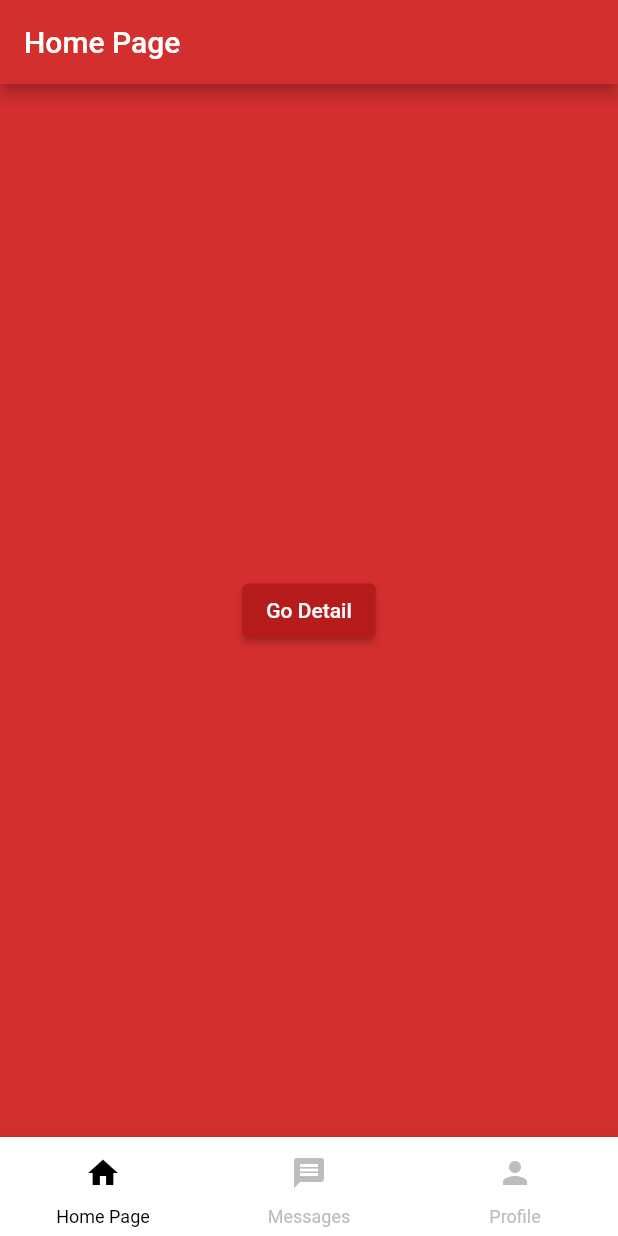
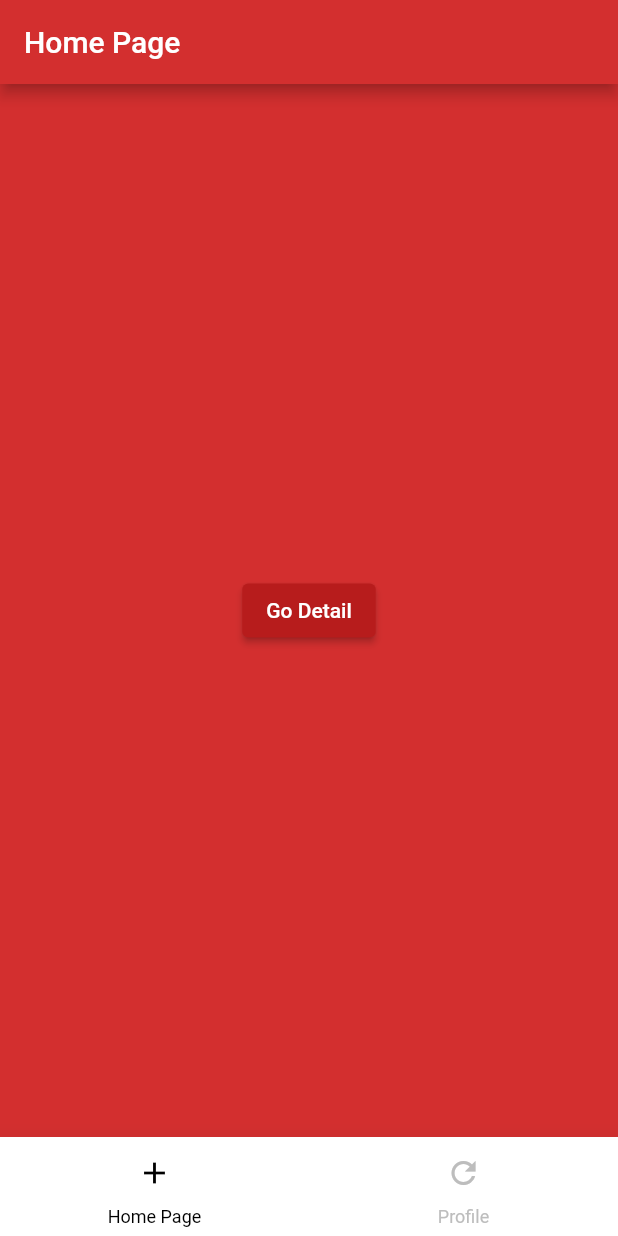
Before and after one commit to yusufnadar/instagram_bottom_nav_bar, a Flutter app: the screen it shows after launch, on a phone screen of 412 x 824 dp. Run offline on Flutter 3.47's test engine with Material 2 defaults, Android fonts, the phone set to English and light mode, and no system bars.

Commit message:
new features

```diff
--- a/example/lib/main.dart
+++ b/example/lib/main.dart
@@ -1,8 +1,8 @@
 import 'package:flutter/material.dart';
 import 'package:instagram_bottom_nav_bar/instagram_tab_view.dart';
+import 'package:instagram_bottom_nav_bar/widget/instagram_tab_item.dart';
 import 'pages/home_page.dart';
 import 'pages/messages.dart';
-import 'pages/profile.dart';
 
 main() {
   runApp(const MyApp());
@@ -16,33 +16,17 @@ class MyApp extends StatelessWidget {
     return MaterialApp(
       debugShowCheckedModeBanner: false,
       home: InstagramTabView(
-        bottomBarLabels: [
-          'Home Page',
-          'Messages',
-          'Profile',
-        ],
-        bottomBarIcons: [
-          Icon(Icons.home),
-          Icon(Icons.message),
-          Icon(Icons.person),
-        ],
         selectedItemColor: Colors.black,
         unselectedItemColor: Colors.grey.shade400,
-        backgroundColor: Colors.white,
-        // Default is Colors.white
-        elevation: 12,
-        // Default elevation is 12,
-        showSelectedLabels: true,
-        // Default showSelectedLabels is true,
-        showUnselectedLabels: true,
-        // Default showUnselectedLabels is true
-        iconSize: 24,
-        // Default iconSize is 24,
+        backgroundColor: Colors.white, // Default is Colors.white
+        elevation: 12, // Default elevation is 12,
+        showSelectedLabels: true, // Default showSelectedLabels is true,
+        showUnselectedLabels: true, // Default showUnselectedLabels is true
+        iconSize: 24, // Default iconSize is 24,
         bottomNavigationBarType: BottomNavigationBarType.fixed,
-        pages: [
-          HomePage(),
-          Messages(),
-          Profile(),
+        items: [
+          InstagramTabItem(label: 'Home Page', page: HomePage(), icon: Icon(Icons.add)),
+          InstagramTabItem(label: 'Profile', page: Messages(), icon: Icon(Icons.refresh)),
         ],
       ),
     );
--- a/lib/const/bottom_nav_bar_const.dart
+++ b/lib/const/bottom_nav_bar_const.dart
@@ -5,10 +5,6 @@ class TabConsts {
 
   static List<int> pageList = [0];
 
-  static const List<String> bottomBarLabels = [];
-
-  static const List<IconData> bottomBarIcons = [];
-
   static List<GlobalKey<NavigatorState>> navigatorKeys =
       <GlobalKey<NavigatorState>>[];
 
--- a/lib/instagram_tab_view.dart
+++ b/lib/instagram_tab_view.dart
@@ -2,6 +2,7 @@ library instagram_bottom_nav_bar;
 
 import 'package:flutter/material.dart';
 import 'package:flutter/services.dart';
+import 'widget/instagram_tab_item.dart';
 import 'widget/proste_indexed_stack.dart';
 
 part 'view/bottom_nav_bar_view.dart';
--- a/lib/view/bottom_nav_bar_view.dart
+++ b/lib/view/bottom_nav_bar_view.dart
@@ -9,14 +9,11 @@ class InstagramTabView extends StatefulWidget {
   final Color? selectedItemColor;
   final Color? unselectedItemColor;
   final double? unselectedFontSize;
-  final List<String> bottomBarLabels;
-  final List<Widget> bottomBarIcons;
   final EdgeInsets? bottomNavigationBarItemPadding;
   final double? height;
   final Function(int)? onTap;
   final Color? backgroundColor;
   final double? iconSize;
-  final List<Widget> pages;
   final IconThemeData? selectedIconTheme;
   final bool? showSelectedLabels;
   final bool? showUnselectedLabels;
@@ -24,6 +21,7 @@ class InstagramTabView extends StatefulWidget {
   final BottomNavigationBarLandscapeLayout? bottomNavigationBarLandscapeLayout;
   final MouseCursor? mouseCursor;
   final IconThemeData? unselectedIconTheme;
+  final List<InstagramTabItem> items;
 
   const InstagramTabView({
     Key? key,
@@ -35,12 +33,9 @@ class InstagramTabView extends StatefulWidget {
     this.selectedItemColor,
     this.unselectedItemColor,
     this.unselectedFontSize,
-    required this.bottomBarLabels,
-    required this.bottomBarIcons,
     this.bottomNavigationBarItemPadding,
     this.height,
     this.onTap,
-    required this.pages,
     this.backgroundColor,
     this.iconSize,
     this.showSelectedLabels,
@@ -50,6 +45,7 @@ class InstagramTabView extends StatefulWidget {
     this.enableFeedback,
     this.mouseCursor,
     this.unselectedIconTheme,
+    required this.items,
   }) : super(key: key);
 
   @override
@@ -66,32 +62,32 @@ class _InstagramTabViewState extends State<InstagramTabView>
   void initState() {
     super.initState();
     tabController = TabController(
-      length: widget.bottomBarLabels.length,
+      length: widget.items.length,
       vsync: this,
     );
-    for (int i = 0; i < widget.bottomBarLabels.length; i++) {
-      final key = GlobalKey<NavigatorState>(debugLabel: '${widget.pages[i]}');
+    for (int i = 0; i < widget.items.length; i++) {
+      final key = GlobalKey<NavigatorState>(debugLabel: '${widget.items[i].page}');
       TabConsts.navigatorKeys.add(key);
       TabConsts.navigators.add(IndexedStackChild(
         child: Navigator(
           key: key,
           onGenerateRoute: (settings) => MaterialPageRoute(
-            builder: (context) => widget.pages[i],
+            builder: (context) => widget.items[i].page,
           ),
         ),
       ));
     }
 
     TabConsts.bottomBarItemList = List.generate(
-      widget.bottomBarLabels.length,
+      widget.items.length,
       (index) => BottomNavigationBarItem(
         icon: Container(
           height: widget.height ?? 40,
           padding: widget.bottomNavigationBarItemPadding ??
               const EdgeInsets.only(bottom: 4.0),
-          child: widget.bottomBarIcons[index],
+          child: widget.items[index].icon,
         ),
-        label: widget.bottomBarLabels[index],
+        label: widget.items[index].label,
       ),
     );
   }
--- /dev/null
+++ b/lib/widget/instagram_tab_item.dart
@@ -0,0 +1,10 @@
+import 'package:flutter/material.dart';
+
+class InstagramTabItem {
+  String label;
+  Widget page;
+  Widget icon;
+
+  InstagramTabItem(
+      {required this.label, required this.page, required this.icon});
+}
--- a/pubspec.yaml
+++ b/pubspec.yaml
@@ -1,6 +1,6 @@
 name: instagram_bottom_nav_bar
 description: Best bottom bar structure created to control page flow.
-version: 2.0.3
+version: 2.0.4
 homepage: https://github.com/yusufnadar/instagram_bottom_nav_bar
 
 environment:
```
Also changed, not shown: 2 other files.
